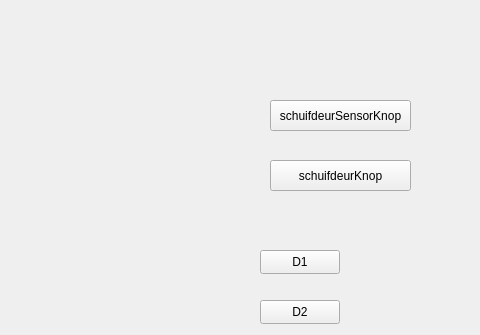
Qt form gebouw/mainwindow.ui (TimoStam/AEP) before a commit; both pictures show x 320 to 800 and y 0 to 335 of the 800 by 600 pixel window.
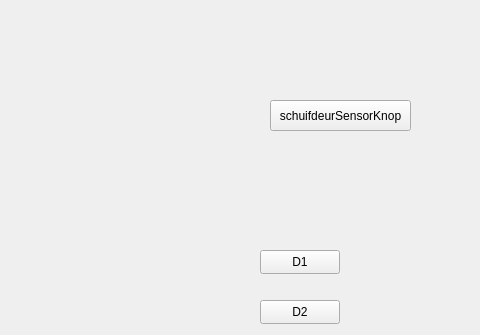
The same form after that commit.

```diff
--- a/gebouw/mainwindow.ui
+++ b/gebouw/mainwindow.ui
@@ -27,19 +27,6 @@
      <string>schuifdeurSensorKnop</string>
     </property>
    </widget>
-   <widget class="QPushButton" name="schuifdeurKnop">
-    <property name="geometry">
-     <rect>
-      <x>590</x>
-      <y>160</y>
-      <width>141</width>
-      <height>31</height>
-     </rect>
-    </property>
-    <property name="text">
-     <string>schuifdeurKnop</string>
-    </property>
-   </widget>
    <widget class="QPushButton" name="D1">
     <property name="geometry">
      <rect>
```
